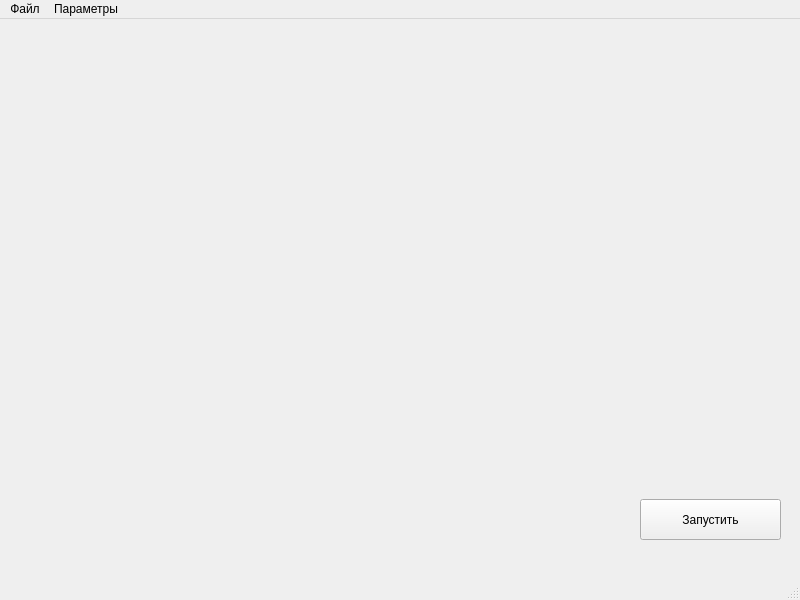
Qt form startwindow.ui (Schuka48/Graph_Search) before a commit.
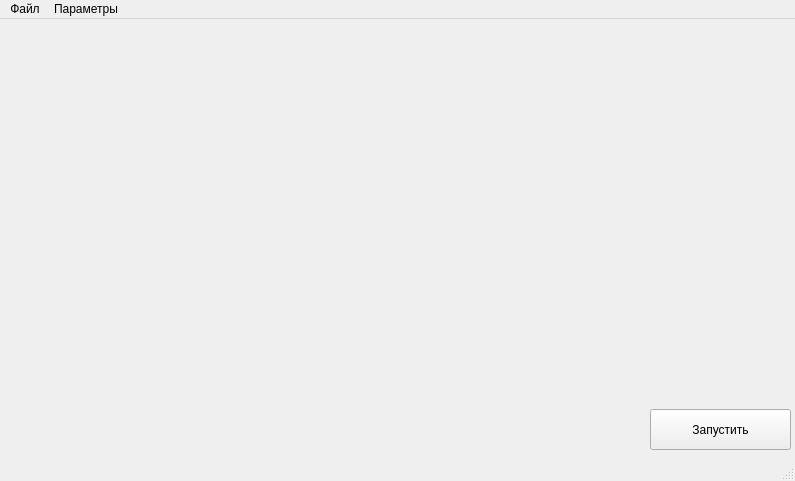
The same form after that commit.

Patch:
```diff
--- a/startwindow.ui
+++ b/startwindow.ui
@@ -6,8 +6,8 @@
    <rect>
     <x>0</x>
     <y>0</y>
-    <width>800</width>
-    <height>600</height>
+    <width>795</width>
+    <height>481</height>
    </rect>
   </property>
   <property name="windowTitle">
@@ -17,8 +17,8 @@
    <widget class="QPushButton" name="pushButton">
     <property name="geometry">
      <rect>
-      <x>640</x>
-      <y>480</y>
+      <x>650</x>
+      <y>390</y>
       <width>141</width>
       <height>41</height>
      </rect>
@@ -33,8 +33,8 @@
     <rect>
      <x>0</x>
      <y>0</y>
-     <width>800</width>
-     <height>20</height>
+     <width>795</width>
+     <height>21</height>
     </rect>
    </property>
    <widget class="QMenu" name="menu">
```
